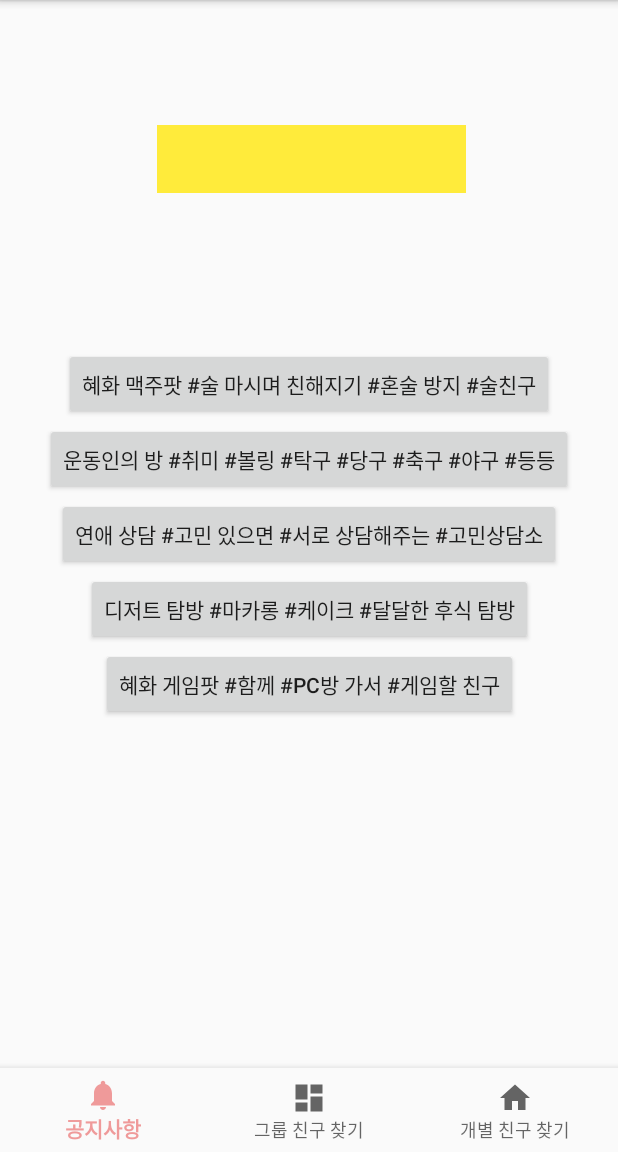
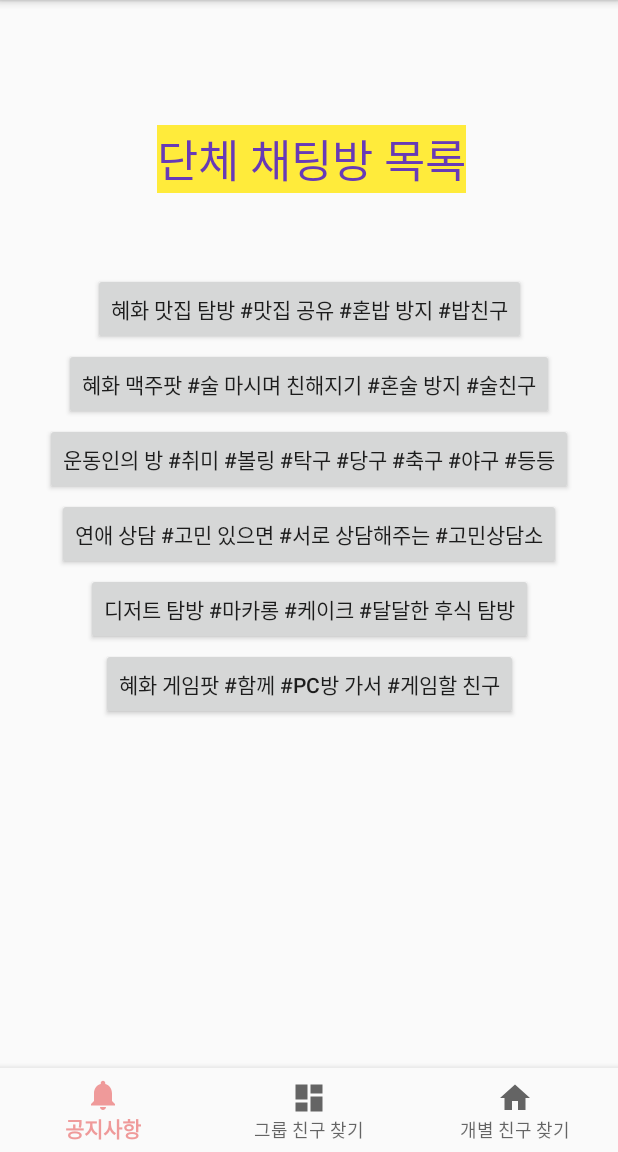
Before and after one commit to seo05048/MyApplication2, an Android app: the fragment Fragment2 placed in its activity, on a phone screen of 412 x 824 dp, the part 84-1236 px from its top. Run offline under Robolectric (Android 15) with nearby library versions, the phone set to English and light mode, and no system bars.

Commit message:
단체대시보드교정

```diff
--- a/app/src/main/res/layout/fragment2.xml
+++ b/app/src/main/res/layout/fragment2.xml
@@ -49,14 +49,11 @@
         android:layout_width="wrap_content"
         android:layout_height="wrap_content"
         android:layout_marginBottom="300dp"
-        android:onClick="onButtonbob"
         android:text="혜화 맛집 탐방 #맛집 공유 #혼밥 방지 #밥친구"
         app:layout_constraintBottom_toBottomOf="parent"
         app:layout_constraintEnd_toEndOf="parent"
-        app:layout_constraintHorizontal_bias="1.0"
         app:layout_constraintStart_toStartOf="parent"
-        app:layout_constraintTop_toTopOf="parent"
-        app:layout_constraintVertical_bias="0.0" />
+        app:layout_constraintTop_toTopOf="parent" />
 
     <Button
         android:id="@+id/button12"
@@ -64,7 +61,6 @@
         android:layout_height="wrap_content"
         android:layout_marginBottom="200dp"
         android:text="혜화 맥주팟 #술 마시며 친해지기 #혼술 방지 #술친구"
-        android:onClick="onButttonbeer"
         app:layout_constraintBottom_toBottomOf="parent"
         app:layout_constraintEnd_toEndOf="parent"
         app:layout_constraintStart_toStartOf="parent"
@@ -76,7 +72,6 @@
         android:layout_height="wrap_content"
         android:layout_marginBottom="100dp"
         android:text="운동인의 방 #취미 #볼링 #탁구 #당구 #축구 #야구 #등등"
-        android:onClick="onButttonex"
         app:layout_constraintBottom_toBottomOf="parent"
         app:layout_constraintEnd_toEndOf="parent"
         app:layout_constraintStart_toStartOf="parent"
@@ -91,7 +86,7 @@
         android:layout_marginBottom="500dp"
         android:background="#FFEB3B"
         android:text="단체 채팅방 목록"
-        android:textColor="#00673AB7"
+        android:textColor="#673AB7"
         android:textSize="30sp"
         app:layout_constraintBottom_toBottomOf="parent"
         app:layout_constraintEnd_toEndOf="parent"
@@ -104,7 +99,6 @@
         android:layout_width="wrap_content"
         android:layout_height="wrap_content"
         android:text="연애 상담 #고민 있으면 #서로 상담해주는 #고민상담소"
-        android:onClick="onButttonlove"
         app:layout_constraintBottom_toBottomOf="parent"
         app:layout_constraintEnd_toEndOf="parent"
         app:layout_constraintStart_toStartOf="parent"
@@ -116,7 +110,6 @@
         android:layout_height="wrap_content"
         android:layout_marginTop="100dp"
         android:text="디저트 탐방 #마카롱 #케이크 #달달한 후식 탐방"
-        android:onClick="onButttoncafe"
         app:layout_constraintBottom_toBottomOf="parent"
         app:layout_constraintEnd_toEndOf="parent"
         app:layout_constraintStart_toStartOf="parent"
@@ -128,7 +121,6 @@
         android:layout_height="wrap_content"
         android:layout_marginTop="200dp"
         android:text="혜화 게임팟 #함께 #pc방 가서 #게임할 친구"
-        android:onClick="onButttongame"
         app:layout_constraintBottom_toBottomOf="parent"
         app:layout_constraintEnd_toEndOf="parent"
         app:layout_constraintStart_toStartOf="parent"
```
